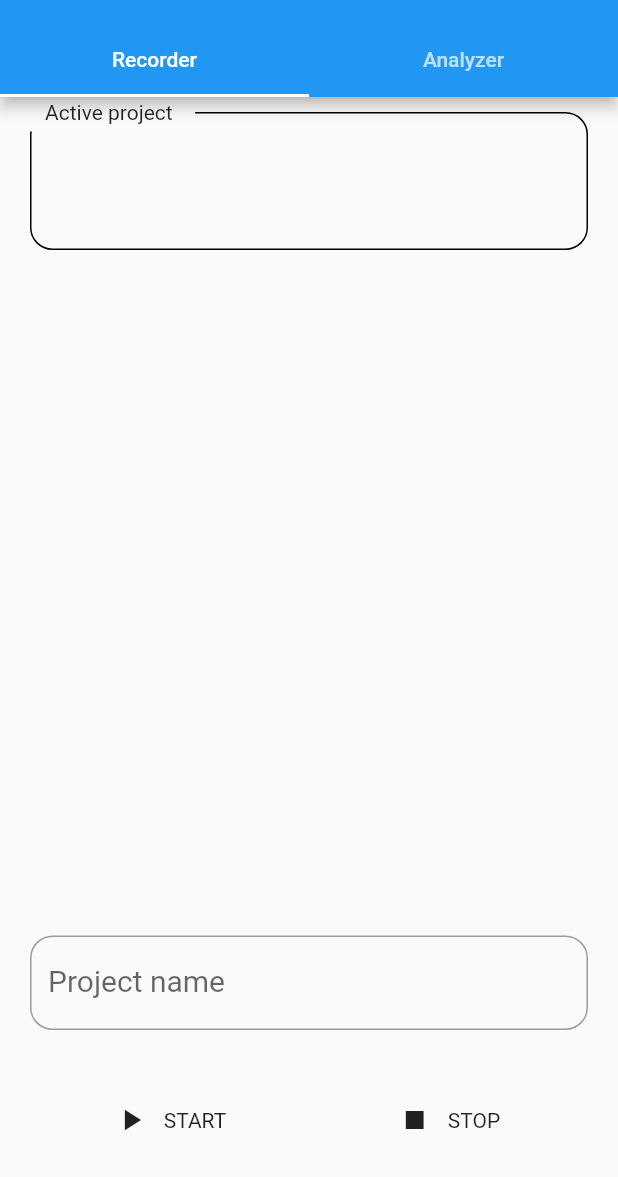
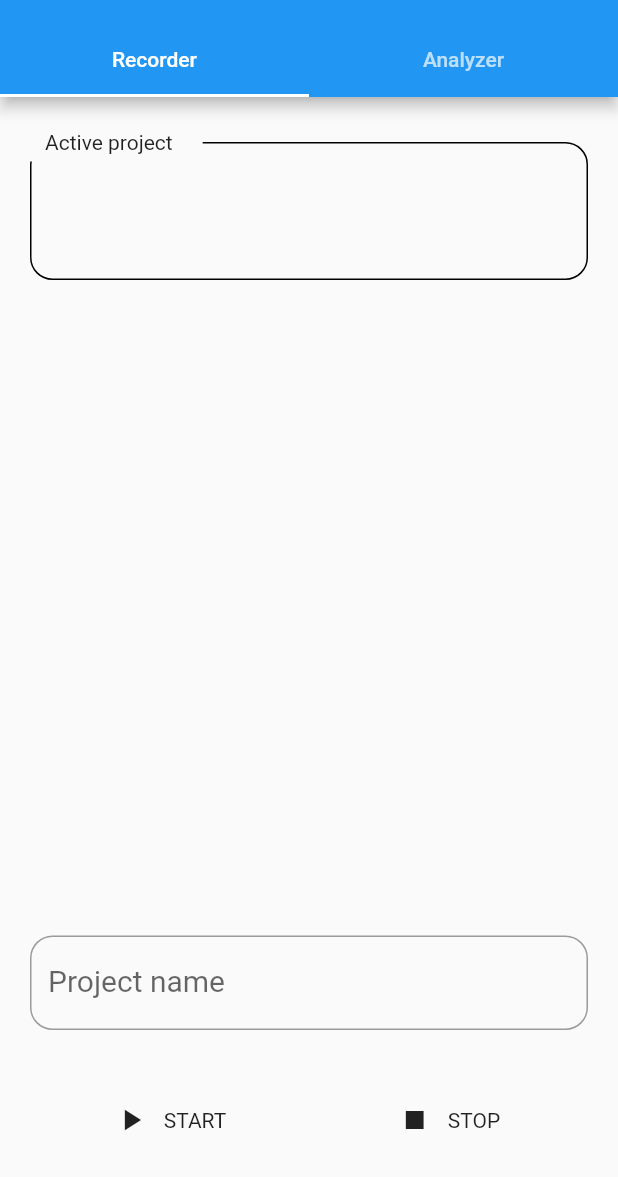
Before and after one commit to Kniesch/ProjectTime, a Flutter app: the screen it shows after launch, on a phone screen of 412 x 824 dp, the part 59-1236 px from its top. Run offline on Flutter 3.47's test engine with Material 2 defaults, Android fonts, the phone set to English and light mode, and no system bars.

Commit message:
possibilty to move the whole widget

```diff
--- a/lib/projectRecorder.dart
+++ b/lib/projectRecorder.dart
@@ -130,10 +130,12 @@ class ProjectRecorderState extends State<ProjectRecorder> {
 
             )
           ),
-          Stack(
+          Padding(
+            padding: const EdgeInsets.fromLTRB(20.0,20.0,20.0,0),
+            child: Stack(
               children: <Widget>[
                 Padding(
-                padding: const EdgeInsets.fromLTRB(20.0,10.0,20.0,0),
+                  padding: const EdgeInsets.fromLTRB(0,10.0,0,0),
                   child: SizedBox(
                       width: double.infinity,
                       child: Container(
@@ -156,7 +158,7 @@ class ProjectRecorderState extends State<ProjectRecorder> {
                   child: Container (
                     color: Theme.of(context).canvasColor,
                     child: Padding(
-                    padding: EdgeInsets.fromLTRB(30.0, 2.0, 15.0, 5.0),
+                      padding: EdgeInsets.fromLTRB(10.0, 2.0, 20.0, 5.0),
                       child:
                         Text(
                           'Active project',
@@ -167,6 +169,7 @@ class ProjectRecorderState extends State<ProjectRecorder> {
                 ),
               ],
             ),
+          ),
         ],
       )
     );
```
Lines whose indentation alone changed are shown as unchanged.
